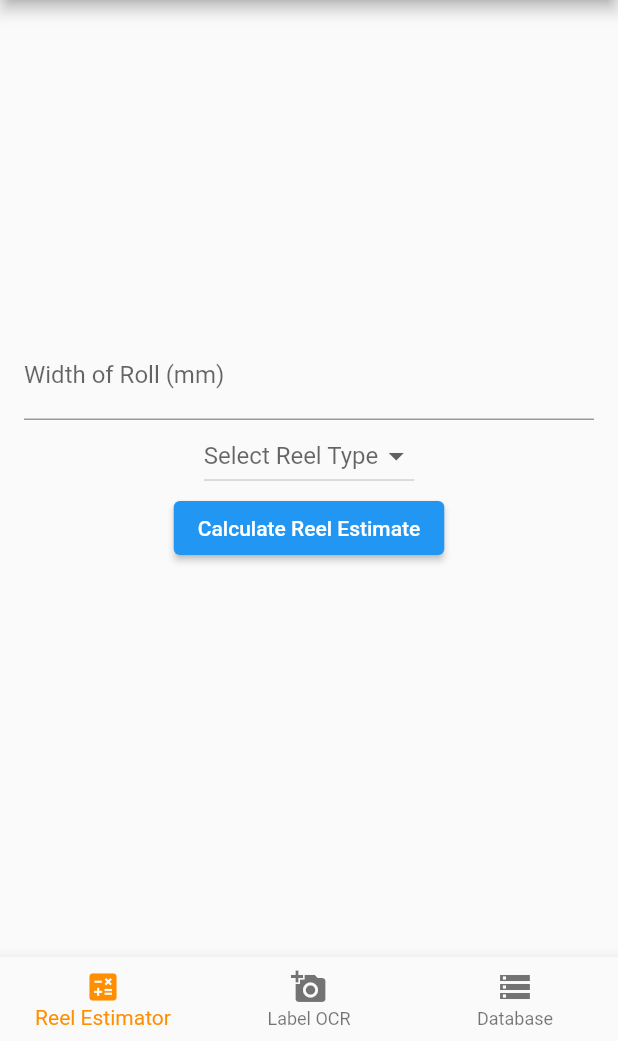
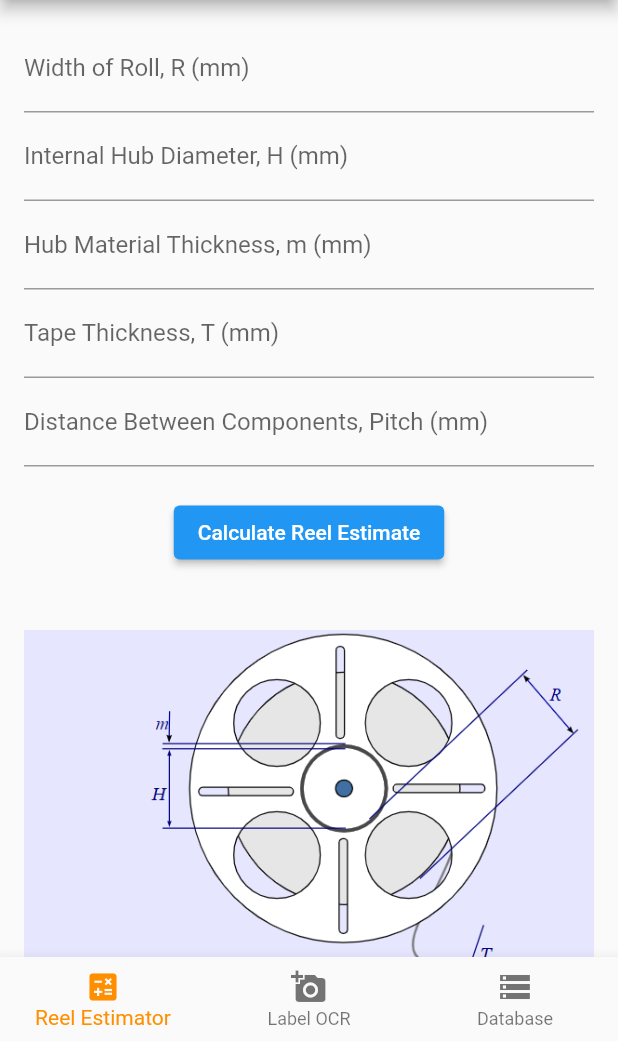
Before and after one commit to Seibell/Component-Reel-Counter, a Flutter app: the screen it shows after launch, on a phone screen of 412 x 824 dp, the part 195-1236 px from its top. Run offline on Flutter 3.47's test engine with Material 2 defaults, Android fonts, the phone set to English and light mode, and no system bars; our stand-ins replace flutter_image_compress, gallery_saver, image_cropper, image_picker, sqflite; missing offline and left inert: fuzzywuzzy, google_ml_kit; accounts and stored records are empty.

Commit message:
final: base features completed

```diff
--- a/lib/ReelCounter/DefaultTabController.dart
+++ b/lib/ReelCounter/DefaultTabController.dart
@@ -20,8 +20,8 @@ class DefaultTab extends StatelessWidget {
         ),
         body: TabBarView(
           children: [
-            ReelCounter(), // Existing Page
-            CameraView(), // New Camera Page
+            ReelCounter(),
+            CameraView(),
           ],
         ),
       ),
--- a/lib/ReelCounter/DrawCircleAfterEditPictureScreen.dart
+++ b/lib/ReelCounter/DrawCircleAfterEditPictureScreen.dart
@@ -130,7 +130,7 @@ class _DrawCircleScreenState extends State<DrawCircleAfterEditPictureScreen> {
   Widget build(BuildContext context) {
     return Scaffold(
       appBar: AppBar(
-        title: Text('Mark out inner reel'),
+        title: Text('Box inner reel'),
         actions: <Widget>[
           IconButton(
             icon: const Icon(Icons.restore),
--- a/lib/ReelCounter/DrawEntireBoxScreen.dart
+++ b/lib/ReelCounter/DrawEntireBoxScreen.dart
@@ -80,7 +80,7 @@ class _DrawEntireBoxScreenState extends State<DrawEntireBoxScreen> {
   Widget build(BuildContext context) {
     return Scaffold(
       appBar: AppBar(
-        title: Text('Mark out entire reel'),
+        title: Text('Box entire reel'),
         actions: <Widget>[
           IconButton(
             icon: const Icon(Icons.restore),
@@ -90,7 +90,7 @@ class _DrawEntireBoxScreenState extends State<DrawEntireBoxScreen> {
           IconButton(
             icon: const Icon(Icons.navigate_next),
             onPressed: _sendImageToSmallerBox,
-            tooltip: 'Next Step (Draw Circle)',
+            tooltip: 'Next Step',
           ),
         ],
       ),
--- a/lib/ReelCounter/EditPictureScreen.dart
+++ b/lib/ReelCounter/EditPictureScreen.dart
@@ -86,7 +86,7 @@ class _EditPictureScreenState extends State<EditPictureScreen> {
   Widget build(BuildContext context) {
     return Scaffold(
       appBar: AppBar(
-        title: Text('Mark out remaining reel'),
+        title: Text('Box remaining reel'),
         actions: <Widget>[
           IconButton(
             icon: const Icon(Icons.restore),
@@ -96,7 +96,7 @@ class _EditPictureScreenState extends State<EditPictureScreen> {
           IconButton(
             icon: const Icon(Icons.navigate_next),
             onPressed: _sendImageToDrawCircle,
-            tooltip: 'Next Step (Draw Circle)',
+            tooltip: 'Next Step',
           ),
         ],
       ),
--- a/lib/ReelCounter/ReelCounter.dart
+++ b/lib/ReelCounter/ReelCounter.dart
@@ -7,65 +7,18 @@ class ReelCounter extends StatefulWidget {
 }
 
 class _ReelCounterState extends State<ReelCounter> {
-  //New variables that need to be set by user
-  //This value is in milimeters (mm)
+  // Values are in milimeters (mm)
   final TextEditingController widthOfRollController = TextEditingController();
+  final TextEditingController internalHubDiameterController =
+      TextEditingController();
+  final TextEditingController hubMaterialThickness = TextEditingController();
+  final TextEditingController tapeThicknessController = TextEditingController();
+  final TextEditingController componentPitchController =
+      TextEditingController();
+
   final FocusNode _focusNode = FocusNode();
 
-  //Variables that should be fixed (selectable - based on reel type)
-  //These values are in milimeteres (mm)
-  double internalHubDiameter = 0.0;
-  double tapeThickness = 0.0;
-  double distanceBetweenComponents = 0.0;
-
   String _result = '';
-
-  //Add dropdown items list to select reel type
-  List<String> _reelType = [
-    '0402',
-    '0603',
-    '0805',
-    '1206',
-    '1210',
-    '1812',
-    '2010',
-    '2512'
-  ];
-  String? selectedType;
-
-  //Typical reel sizes and esimates on dimensions
-  //Taken from: https://www.vishay.com/docs/20014/smdpack.pdf
-  //and: https://www.onsemi.com/pub/collateral/brd8011-d.pdf
-  void updateValuesForSelectedReelType(String? type) {
-    setState(() {
-      internalHubDiameter = 60.0;
-      if (type == '0402') {
-        tapeThickness = 0.85;
-        distanceBetweenComponents = 2.0;
-      } else if (type == '0603') {
-        tapeThickness = 0.9;
-        distanceBetweenComponents = 4.0;
-      } else if (type == '0805') {
-        tapeThickness = 0.85;
-        distanceBetweenComponents = 4.0;
-      } else if (type == '1206') {
-        tapeThickness = 1.1;
-        distanceBetweenComponents = 4.0;
-      } else if (type == '1210') {
-        tapeThickness = 1.25;
-        distanceBetweenComponents = 4.0;
-      } else if (type == '1218') {
-        tapeThickness = 1.15;
-        distanceBetweenComponents = 4.0;
-      } else if (type == '2010') {
-        tapeThickness = 1.2;
-        distanceBetweenComponents = 4.0;
-      } else if (type == '2512') {
-        tapeThickness = 1.2;
-        distanceBetweenComponents = 8.0;
-      }
-    });
-  }
 
   void _calculateReelEstimate() {
     if (widthOfRollController.text.isEmpty) {
@@ -74,9 +27,11 @@ class _ReelCounterState extends State<ReelCounter> {
 
     //Use formula to calculate estimated reel count
 
-    double r = double.parse(widthOfRollController.text);
-    double h = internalHubDiameter;
-    double m = tapeThickness;
+    double R = double.parse(widthOfRollController.text);
+    double H = double.parse(internalHubDiameterController.text);
+    double m = double.parse(hubMaterialThickness.text);
+    double T = double.parse(tapeThicknessController.text);
+    double pitch = double.parse(componentPitchController.text);
 
     /*
     The outside diameter of the roll is the measured value of the hub,
@@ -84,14 +39,14 @@ class _ReelCounterState extends State<ReelCounter> {
     from the inside of the hub to the outside of the roll.
     D=H+2R
     */
-    double d = h + 2 * m;
+    double D = H + 2 * R;
 
     /*
     The inside diameter of the roll is the external diameter of the hub.
     This is the measured internal diameter of the hub, plus twice the material thickness.
     d=H+2m
     */
-    double bigD = h + 2 * r;
+    double d = H + 2 * m;
     /*
     First, the number of windings on the reel is calculated.
     Each winding adds the thickness of the tape over the entire circumference of the reel,
@@ -100,18 +55,18 @@ class _ReelCounterState extends State<ReelCounter> {
     the number of windings is easily calculated.
     W=(D−d)/2T
     */
-    double windings = (bigD - d) / (2 * tapeThickness);
+    double windings = (D - d) / (2 * T);
     /*
     The roll of tape on the reel is a spiral.
     The length of the tape spiralled on the reel is the circumference of the average diameter,
     multiplied by the number of windings.
     L=D+d2⋅W⋅π
     */
-    double length = (bigD + d) / 2 * windings * pi;
+    double length = (D + d) / 2 * windings * pi;
     /*
     Once the length of the tape is known, the number of components follows by dividing it by the pitch.
     */
-    int estimatedComponents = (length / distanceBetweenComponents).round();
+    int estimatedComponents = (length / pitch).round();
 
     setState(() {
       _result = "Estimated components on reel: $estimatedComponents";
@@ -129,6 +84,7 @@ class _ReelCounterState extends State<ReelCounter> {
         },
         child: Scaffold(
           body: Center(
+            child: SingleChildScrollView(
               child: Padding(
                 padding: const EdgeInsets.all(16.0),
                 child: Column(
@@ -138,26 +94,34 @@ class _ReelCounterState extends State<ReelCounter> {
                       controller: widthOfRollController,
                       focusNode: _focusNode,
                       keyboardType: TextInputType.number,
-                    decoration:
-                        const InputDecoration(labelText: 'Width of Roll (mm)'),
+                      decoration: const InputDecoration(
+                          labelText: 'Width of Roll, R (mm)'),
                     ),
-                  DropdownButton<String>(
-                    hint: const Text('Select Reel Type'),
-                    value: selectedType,
-                    onChanged: (String? newValue) {
-                      setState(() {
-                        selectedType = newValue;
-                      });
-                      updateValuesForSelectedReelType(newValue);
-                    },
-                    items:
-                        _reelType.map<DropdownMenuItem<String>>((String value) {
-                      return DropdownMenuItem<String>(
-                        value: value,
-                        child: Text(value),
-                      );
-                    }).toList(),
+                    TextField(
+                      controller: internalHubDiameterController,
+                      keyboardType: TextInputType.number,
+                      decoration: const InputDecoration(
+                          labelText: 'Internal Hub Diameter, H (mm)'),
                     ),
+                    TextField(
+                      controller: hubMaterialThickness,
+                      keyboardType: TextInputType.number,
+                      decoration: const InputDecoration(
+                          labelText: 'Hub Material Thickness, m (mm)'),
+                    ),
+                    TextField(
+                      controller: tapeThicknessController,
+                      keyboardType: TextInputType.number,
+                      decoration: const InputDecoration(
+                          labelText: 'Tape Thickness, T (mm)'),
+                    ),
+                    TextField(
+                      controller: componentPitchController,
+                      keyboardType: TextInputType.number,
+                      decoration: const InputDecoration(
+                          labelText: 'Distance Between Components, Pitch (mm)'),
+                    ),
+                    const SizedBox(height: 20),
                     ElevatedButton(
                       onPressed: _calculateReelEstimate,
                       child: const Text('Calculate Reel Estimate'),
@@ -167,7 +131,12 @@ class _ReelCounterState extends State<ReelCounter> {
                       _result,
                       style: const TextStyle(fontSize: 18),
                     ),
+                    SizedBox(
+                      width: MediaQuery.of(context).size.width,
+                      child: Image.asset('images/Reference_Reel.png'),
+                    )
                   ],
+                ),
               ),
             ),
           ),
--- a/pubspec.yaml
+++ b/pubspec.yaml
@@ -78,6 +78,9 @@ flutter:
   #   - images/a_dot_burr.jpeg
   #   - images/a_dot_ham.jpeg
 
+  assets:
+    - images/
+
   # An image asset can refer to one or more resolution-specific "variants", see
   # https://flutter.dev/assets-and-images/#resolution-aware
 
```
Also changed, not shown: lib/ReelCounter/Line.dart (deleted, +0 -8 lines), lib/ReelCounter/PicturePainter.dart (deleted, +0 -26 lines), images/Reference_Reel.png (added). Lines whose indentation alone changed are shown as unchanged.
